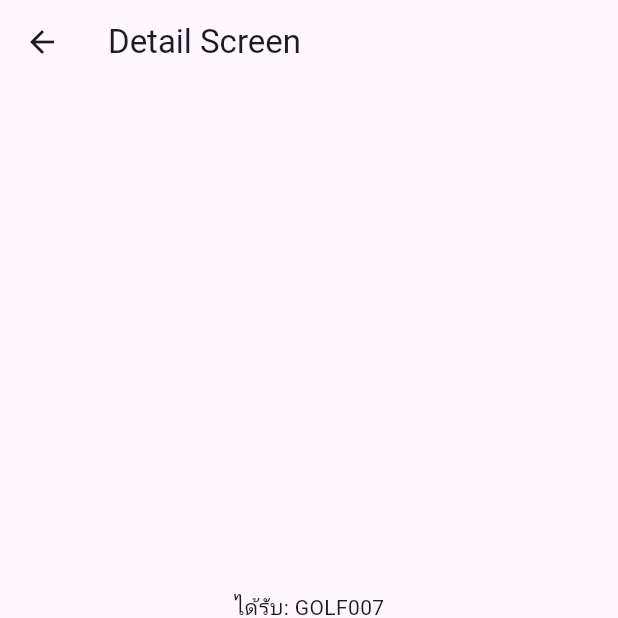
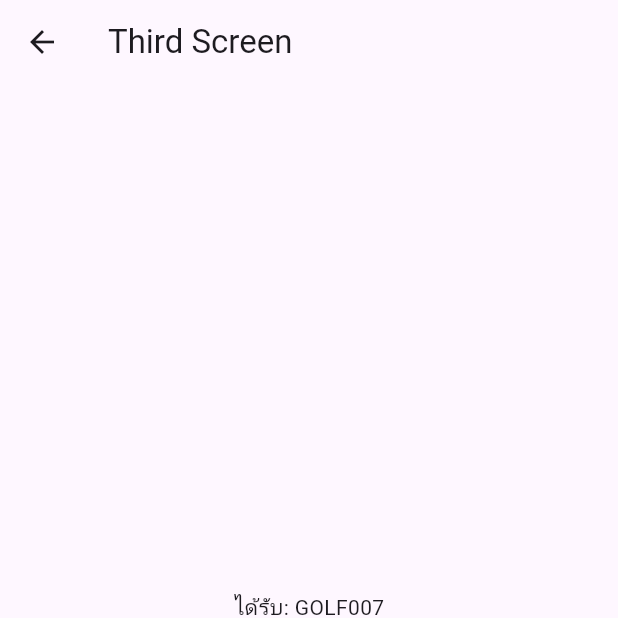
Before and after one commit to Golffzza/navigate_route, a Flutter app: the screen it shows after launch, after a tap on "Go to Detail Screen", on a phone screen of 412 x 824 dp, the top half of it. Run offline on Flutter 3.47's test engine with Material 3 defaults, Android fonts, the phone set to English and light mode, and no system bars.

Commit message:
first commit

```diff
--- a/lib/main.dart
+++ b/lib/main.dart
@@ -1,6 +1,7 @@
 import 'package:flutter/material.dart';
 import 'package:navigate_route/screens/detail_screen.dart';
 import 'package:navigate_route/screens/home_screen.dart';
+import 'package:navigate_route/screens/third_screen.dart';
 
 void main() {
   runApp(const MyApp());
@@ -21,6 +22,7 @@ class MyApp extends StatelessWidget {
       routes: {
         HomeScreen.routeName: (context) => const HomeScreen(),
         DetailScreen.routeName: (context) => const DetailScreen(),
+        ThirdScreen.routeName: (context) => const ThirdScreen(),
         // เพิ่ม screens อื่นๆ ที่นี่ภายหลัง
       },
     );
--- /dev/null
+++ b/lib/screens/third_screen.dart
@@ -0,0 +1,34 @@
+import 'package:flutter/material.dart';
+
+class ThirdScreen extends StatelessWidget {
+  static const routeName = '/';
+  const ThirdScreen({super.key});
+
+  @override
+  Widget build(BuildContext context) {
+    final args =
+        ModalRoute.of(context)?.settings.arguments as Map<String, String>?;
+
+    final String itemId = args?['id'] ?? 'ไม่มี ID';
+    final String pageTitle = args?['title'] ?? 'รายละเอียด';
+
+    return Scaffold(
+      appBar: AppBar(title: Text('Third Screen')),
+      body: Center(
+        child: Column(
+          mainAxisAlignment: MainAxisAlignment.center,
+          children: [
+            Text('ได้รับ: $itemId'),
+            Text('ได้รับ: $pageTitle'),
+            ElevatedButton(
+              onPressed: () {
+                Navigator.pop(context);
+              },
+              child: Text('Go Back'),
+            ),
+          ],
+        ),
+      ),
+    );
+  }
+}
```
Also changed, not shown: lib/screens/home_screen.dart (+15 -0 lines).
